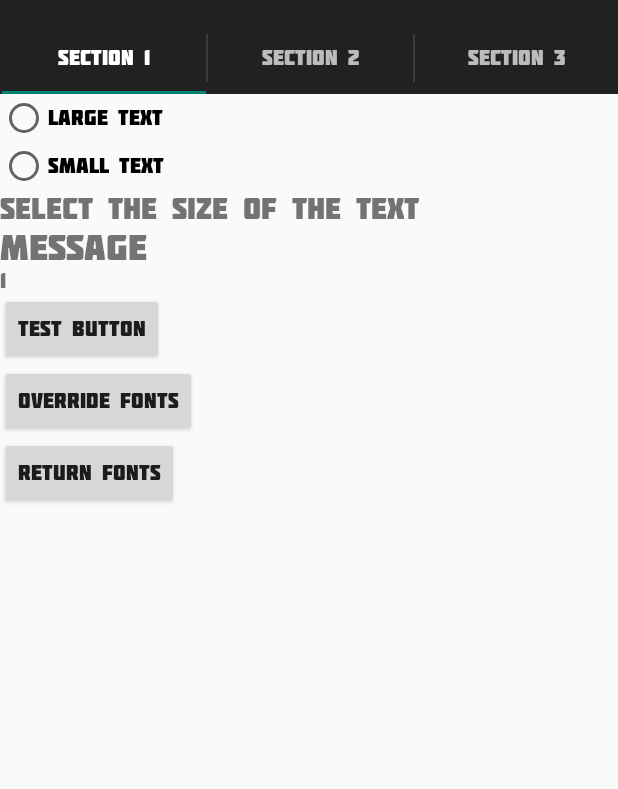
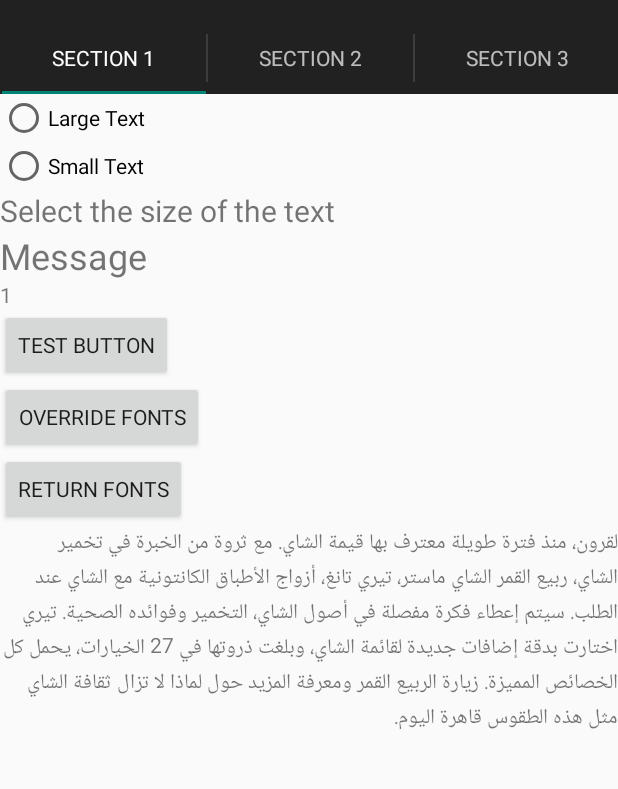
Before and after one commit to raulgs/androidTraining_fonts, an Android app: the screen it shows after launch (MainActivity), after a tap on "OVERRIDE FONTS", on a phone screen of 412 x 824 dp, the part 62-851 px from its top. Run offline under Robolectric (Android 15) with nearby library versions, the phone set to English and light mode, and no system bars; Roboto replaces fonts that are not available here; 1 statement that could not run was skipped.

Commit message:
ChangeFonts: replaceFieldValue method and add Arabic fonts

```diff
--- a/ChangeAppFontsProject/ChangeAppFonts/src/main/java/com/example/changeappfonts/HomeFragment.java
+++ b/ChangeAppFontsProject/ChangeAppFonts/src/main/java/com/example/changeappfonts/HomeFragment.java
@@ -52,11 +52,11 @@ public class HomeFragment extends Fragment {
             public void onClick(View v) {
 
 
-                FontsOverride.setDefaultFont(getActivity(), "DEFAULT", "Molot.otf");
-                FontsOverride.setDefaultFont(getActivity(), "DEFAULT_BOLD", "Molot.otf");
-                FontsOverride.setDefaultFont(getActivity(), "MONOSPACE", "Molot.otf");
-                FontsOverride.setDefaultFont(getActivity(), "SANS_SERIF", "Molot.otf");
-                FontsOverride.setDefaultFont(getActivity(), "SERIF", "Molot.otf");
+                FontsOverride.setDefaultFont(getActivity(), "DEFAULT", FontsOverride.FONT_ARAB_TYPE);
+                FontsOverride.setDefaultFont(getActivity(), "DEFAULT_BOLD", FontsOverride.FONT_ARAB_TYPE);
+                FontsOverride.setDefaultFont(getActivity(), "MONOSPACE", FontsOverride.FONT_ARAB_TYPE);
+                FontsOverride.setDefaultFont(getActivity(), "SANS_SERIF", FontsOverride.FONT_ARAB_TYPE);
+                FontsOverride.setDefaultFont(getActivity(), "SERIF", FontsOverride.FONT_ARAB_TYPE);
                 FontsOverride.setDefaultFont(getActivity());
                 ReOpenActivity();
             }
--- a/ChangeAppFontsProject/ChangeAppFonts/src/main/java/com/example/changeappfonts/utils/FontsOverride.java
+++ b/ChangeAppFontsProject/ChangeAppFonts/src/main/java/com/example/changeappfonts/utils/FontsOverride.java
@@ -7,16 +7,27 @@ import java.lang.reflect.Field;
 
 public final class FontsOverride {
 
-    public static Typeface ORIGINAL_DEFAULT = Typeface.DEFAULT;
-    public static Typeface ORIGINAL_DEFAULT_BOLD = Typeface.DEFAULT_BOLD;
-    public static Typeface ORIGINAL_MONOSPACE = Typeface.MONOSPACE;
-    public static Typeface ORIGINAL_SANS_SERIF = Typeface.SANS_SERIF;
-    public static Typeface ORIGINAL_SERIF = Typeface.SERIF;
+//    public static Typeface ORIGINAL_DEFAULT = Typeface.DEFAULT;
+//    public static Typeface ORIGINAL_DEFAULT_BOLD = Typeface.DEFAULT_BOLD;
+//    public static Typeface ORIGINAL_MONOSPACE = Typeface.MONOSPACE;
+//    public static Typeface ORIGINAL_SANS_SERIF = Typeface.SANS_SERIF;
+//    public static Typeface ORIGINAL_SERIF = Typeface.SERIF;
 
-    private static final String DEFAULT_BOLD_FONT_FILENAME = "Molot.otf";
-    private static final String DEFAULT_ITALIC_FONT_FILENAME = "Molot.otf";
-    private static final String DEFAULT_BOLD_ITALIC_FONT_FILENAME = "Molot.otf";
-    private static final String DEFAULT_NORMAL_FONT_FILENAME = "Molot.otf";
+    public static Typeface ORIGINAL_DEFAULT;
+    public static Typeface ORIGINAL_DEFAULT_BOLD;
+    public static Typeface ORIGINAL_MONOSPACE;
+    public static Typeface ORIGINAL_SANS_SERIF;
+    public static Typeface ORIGINAL_SERIF;
+
+    static Typeface[] original_sDefaults;
+
+    public static final String FONT_MOLOT = "Molot.otf";
+    public static final String FONT_ARAB_TYPE = "arabtype.ttf";
+
+    private static final String DEFAULT_BOLD_FONT_FILENAME = FONT_MOLOT;
+    private static final String DEFAULT_ITALIC_FONT_FILENAME = FONT_MOLOT;
+    private static final String DEFAULT_BOLD_ITALIC_FONT_FILENAME = FONT_MOLOT;
+    private static final String DEFAULT_NORMAL_FONT_FILENAME = FONT_MOLOT;
 
     public static void setDefaultFont(Context context,
                                       String staticTypefaceFieldName, String fontAssetName) {
@@ -41,6 +52,47 @@ public final class FontsOverride {
         catch (IllegalAccessException e) {
             e.printStackTrace();
         }
+    }
+
+    protected static void replaceFieldValue(String staticTypefaceFieldName, final Typeface[] newTypefaces) {
+
+        try {
+            final Field StaticField = Typeface.class
+                    .getDeclaredField(staticTypefaceFieldName);
+            StaticField.setAccessible(true);
+            StaticField.set(null, newTypefaces);
+        }
+        catch (NoSuchFieldException e) {
+            e.printStackTrace();
+        }
+        catch (IllegalAccessException e) {
+            e.printStackTrace();
+        }
+    }
+
+    protected static Object getFieldValue(String staticTypefaceFieldName) {
+        try {
+            Field StaticField = Typeface.class.getDeclaredField(staticTypefaceFieldName);
+            StaticField.setAccessible(true);
+            return StaticField.get(Typeface.class);
+        }
+        catch (NoSuchFieldException e) {
+            e.printStackTrace();
+        }
+        catch (IllegalAccessException e) {
+            e.printStackTrace();
+        }
+        return null;
+    }
+
+
+    static {
+        ORIGINAL_DEFAULT = (Typeface) getFieldValue("DEFAULT");
+        ORIGINAL_DEFAULT_BOLD = (Typeface) getFieldValue("DEFAULT_BOLD");
+        ORIGINAL_MONOSPACE = (Typeface) getFieldValue("MONOSPACE");
+        ORIGINAL_SANS_SERIF = (Typeface) getFieldValue("SANS_SERIF");
+        ORIGINAL_SERIF = (Typeface) getFieldValue("SERIF");
+        original_sDefaults = (Typeface[]) getFieldValue("sDefaults");
     }
 
     public static void setDefaultFont(Context context) {
@@ -86,21 +138,24 @@ public final class FontsOverride {
         replaceFont("SANS_SERIF", ORIGINAL_SANS_SERIF);
         replaceFont("SERIF", ORIGINAL_SERIF);
 
-        try {
-            Field sDefaults = Typeface.class.getDeclaredField("sDefaults");
-            sDefaults.setAccessible(true);
-            sDefaults.set(null, new Typeface[]{
-                    ORIGINAL_DEFAULT,
-                    ORIGINAL_DEFAULT_BOLD,
-                    Typeface.create((String) null, Typeface.ITALIC),
-                    Typeface.create((String) null, Typeface.BOLD_ITALIC),
-            });
-        }
-        catch (NoSuchFieldException e) {
-            e.printStackTrace();
-        }
-        catch (IllegalAccessException e) {
-            e.printStackTrace();
-        }
+//        try {
+//            Field sDefaults = Typeface.class.getDeclaredField("sDefaults");
+//            sDefaults.setAccessible(true);
+//            sDefaults.set(null, new Typeface[]{
+//                    ORIGINAL_DEFAULT,
+//                    ORIGINAL_DEFAULT_BOLD,
+//                    Typeface.create((String) null, Typeface.ITALIC),
+//                    Typeface.create((String) null, Typeface.BOLD_ITALIC),
+//            });
+//        }
+//        catch (NoSuchFieldException e) {
+//            e.printStackTrace();
+//        }
+//        catch (IllegalAccessException e) {
+//            e.printStackTrace();
+//        }
+
+        replaceFieldValue("sDefaults", original_sDefaults);
+
     }
 }
--- a/ChangeAppFontsProject/ChangeAppFonts/src/main/res/layout/home_fragment.xml
+++ b/ChangeAppFontsProject/ChangeAppFonts/src/main/res/layout/home_fragment.xml
@@ -60,4 +60,11 @@
         android:text="Return fonts"
         />
 
+
+    <TextView
+        android:layout_height="wrap_content"
+        android:layout_width="wrap_content"
+        android:text="لقرون، منذ فترة طويلة معترف بها قيمة الشاي. مع ثروة من الخبرة في تخمير الشاي، ربيع القمر الشاي ماستر، تيري تانغ، أزواج الأطباق الكانتونية مع الشاي عند الطلب. سيتم إعطاء فكرة مفصلة في أصول الشاي، التخمير وفوائده الصحية. تيري اختارت بدقة إضافات جديدة لقائمة الشاي، وبلغت ذروتها في 27 الخيارات، يحمل كل الخصائص المميزة. زيارة الربيع القمر ومعرفة المزيد حول لماذا لا تزال ثقافة الشاي مثل هذه الطقوس قاهرة اليوم."
+        />
+
 </LinearLayout>
```
Also changed, not shown: ChangeAppFontsProject/ChangeAppFonts/src/main/assets/DroidNaskh-Regular.ttf (added), 1 other file.
